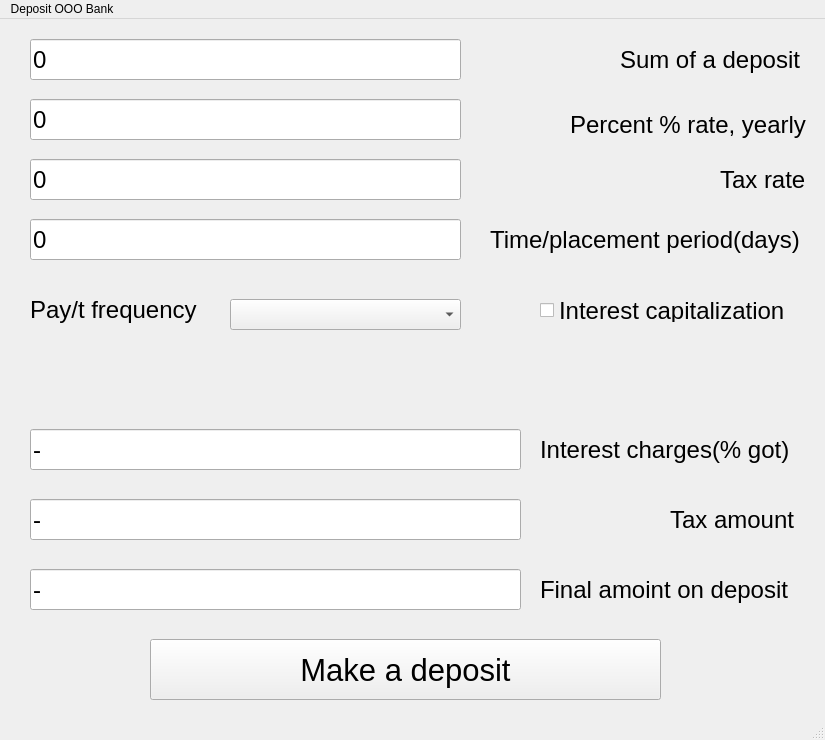
Qt form src/View/ui/deposit_calc.ui (Dornid/Trainee) before a commit.
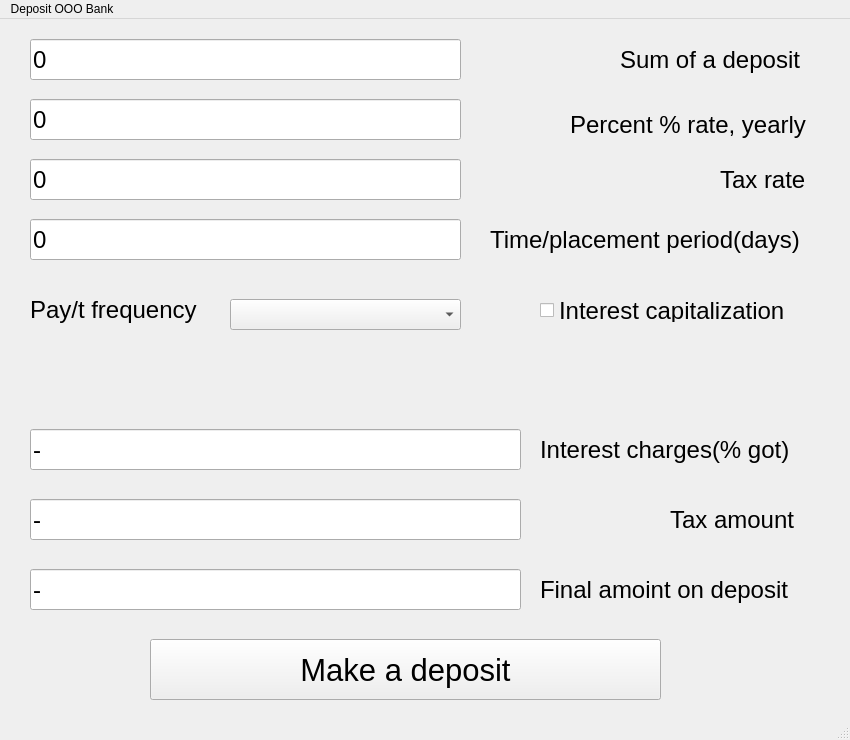
The same form after that commit.

Commit message: warnings are done, ui cuts are fixed

```diff
--- a/src/View/ui/deposit_calc.ui
+++ b/src/View/ui/deposit_calc.ui
@@ -12,13 +12,13 @@
   </property>
   <property name="minimumSize">
    <size>
-    <width>825</width>
+    <width>850</width>
     <height>740</height>
    </size>
   </property>
   <property name="maximumSize">
    <size>
-    <width>825</width>
+    <width>850</width>
     <height>740</height>
    </size>
   </property>
@@ -61,7 +61,7 @@
      <rect>
       <x>570</x>
       <y>80</y>
-      <width>241</width>
+      <width>275</width>
       <height>51</height>
      </rect>
     </property>
@@ -79,7 +79,7 @@
      <rect>
       <x>540</x>
       <y>540</y>
-      <width>261</width>
+      <width>290</width>
       <height>61</height>
      </rect>
     </property>
@@ -97,7 +97,7 @@
      <rect>
       <x>490</x>
       <y>190</y>
-      <width>321</width>
+      <width>355</width>
       <height>61</height>
      </rect>
     </property>
@@ -169,7 +169,7 @@
      <rect>
       <x>540</x>
       <y>410</y>
-      <width>261</width>
+      <width>295</width>
       <height>41</height>
      </rect>
     </property>
@@ -226,7 +226,7 @@
      <rect>
       <x>670</x>
       <y>470</y>
-      <width>141</width>
+      <width>170</width>
       <height>61</height>
      </rect>
     </property>
@@ -265,7 +265,7 @@
      <rect>
       <x>620</x>
       <y>10</y>
-      <width>191</width>
+      <width>225</width>
       <height>61</height>
      </rect>
     </property>
@@ -301,7 +301,7 @@
      <rect>
       <x>720</x>
       <y>130</y>
-      <width>91</width>
+      <width>125</width>
       <height>61</height>
      </rect>
     </property>
@@ -337,7 +337,7 @@
      <rect>
       <x>30</x>
       <y>260</y>
-      <width>211</width>
+      <width>245</width>
       <height>61</height>
      </rect>
     </property>
```
The commit also changes 4 other files.
